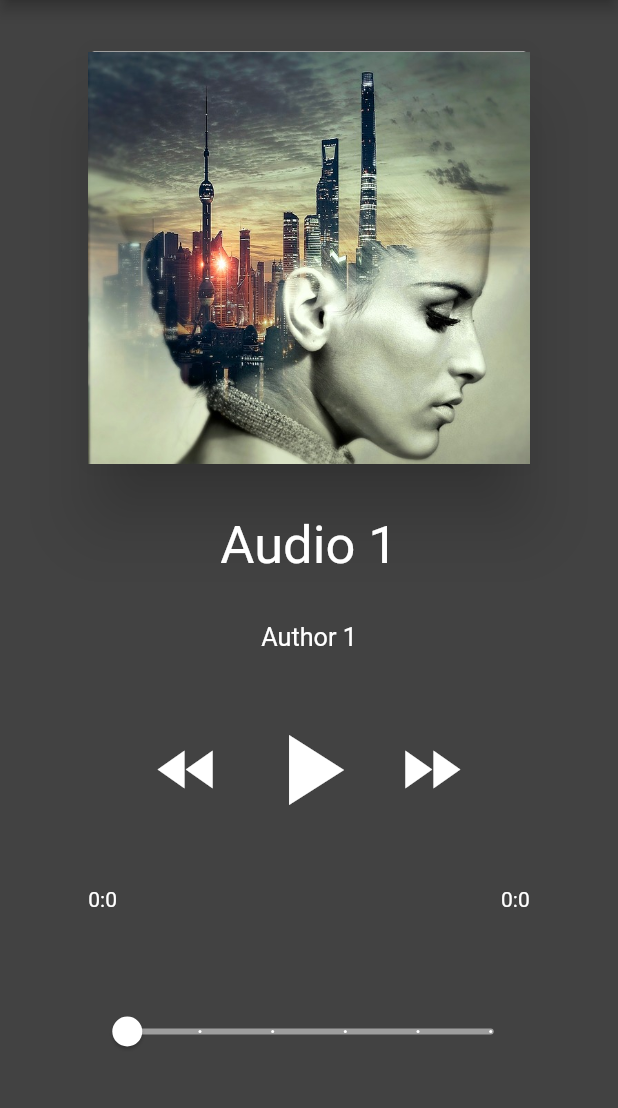
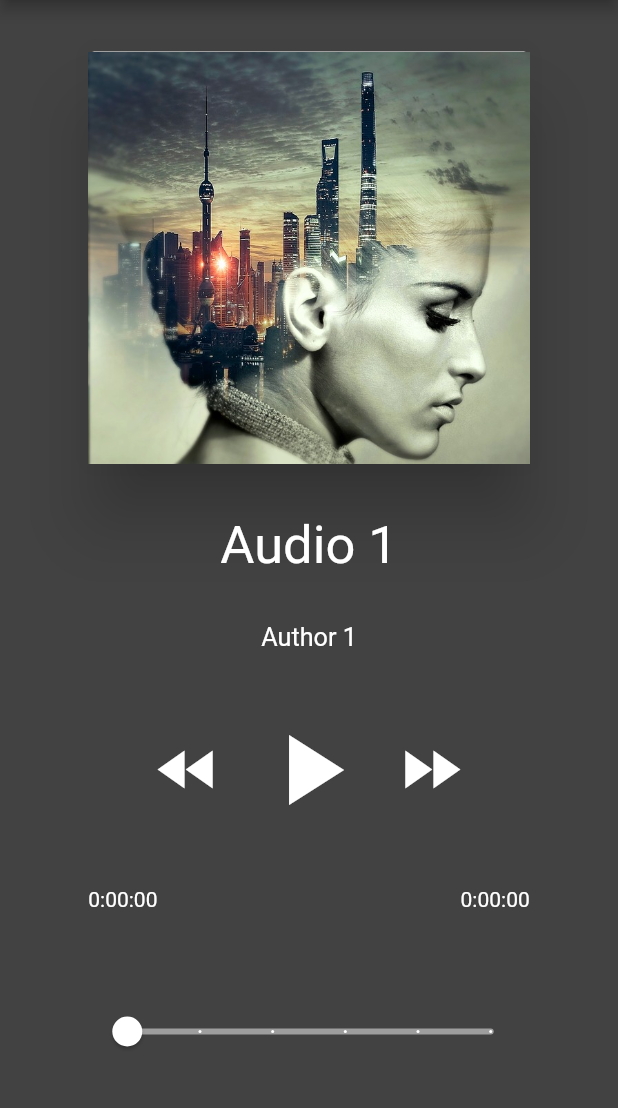
Before and after one commit to lyabs243/flutter-music-player, a Flutter app: the screen it shows after launch, on a phone screen of 412 x 824 dp, the part 84-1192 px from its top. Run offline on Flutter 3.47's test engine with Material 2 defaults, Android fonts, the phone set to English and light mode, and no system bars; missing offline and left inert: audioplayer.

Commit message:
update describe duration

```diff
--- a/lib/main.dart
+++ b/lib/main.dart
@@ -254,10 +254,7 @@ class _MyHomePageState extends State<MyHomePage> {
   }
 
   String describeDuration(Duration d){
-    int seconds = d.inSeconds.toInt()%60;
-    int minutes = (d.inSeconds.toInt()/60).floor();
-
-    return '$minutes:$seconds';
+    return d.toString().split('.').first;
   }
 
   void configAudioPlayer(){
```
